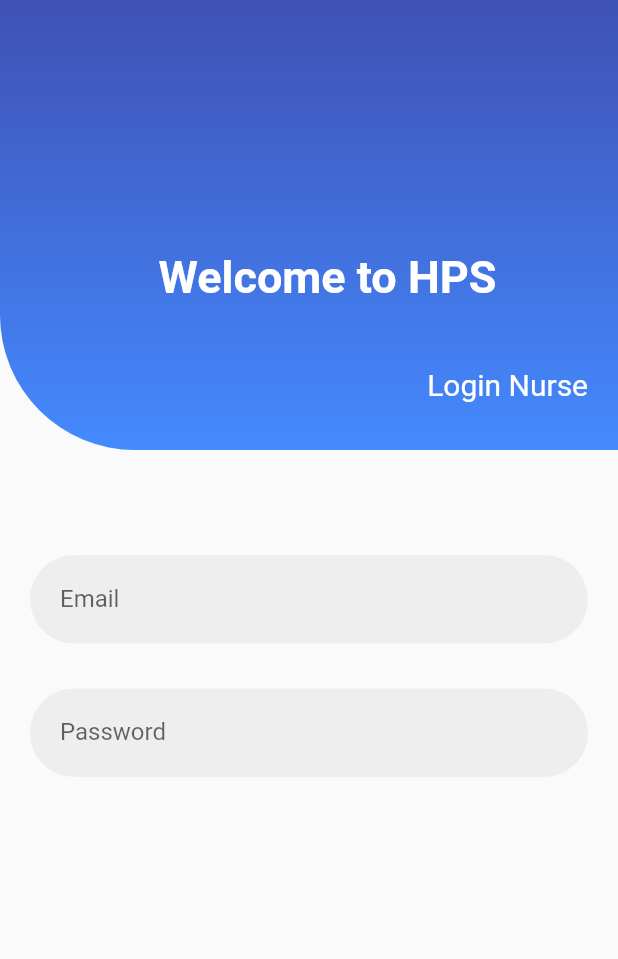
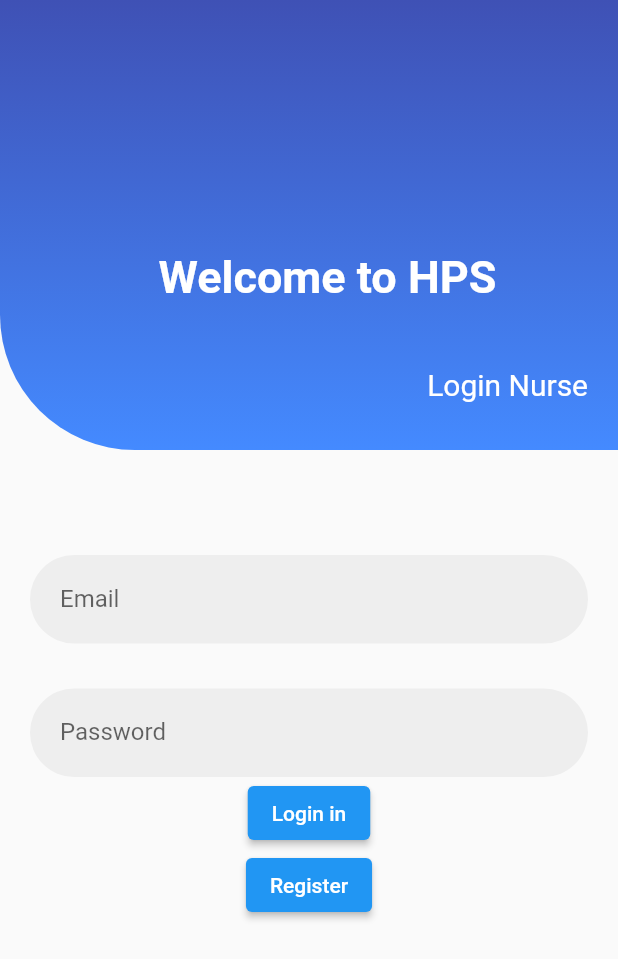
Before and after one commit to lanaarnous01/med-app, a Flutter app: the LoginNursePage screen opened directly, on a phone screen of 412 x 824 dp. Shown: the top 959 px of the screen. Run offline on Flutter 3.47's test engine with Material 2 defaults, Android fonts, the phone set to English and light mode, and no system bars; our stand-ins replace cloud_firestore, firebase_auth, firebase_core; accounts and stored records are empty; network calls fail.

Commit message:
login success

```diff
--- /dev/null
+++ b/lib/models/userModel.dart
@@ -0,0 +1,8 @@
+ import 'package:flutter/material.dart';
+
+class User{
+  final String uid;
+  final String? email;
+
+  User(this.uid, this.email);
+}
--- a/lib/pages/loginNurse_page.dart
+++ b/lib/pages/loginNurse_page.dart
@@ -1,4 +1,7 @@
 import 'package:flutter/material.dart';
+import 'package:hps_application/pages/register_page.dart';
+import 'package:hps_application/services/authServices.dart';
+import 'package:provider/provider.dart';
 
 class LoginNursePage extends StatefulWidget {
   const LoginNursePage({Key? key}) : super(key: key);
@@ -8,7 +11,7 @@ class LoginNursePage extends StatefulWidget {
 
 class _LoginNursePageState extends State<LoginNursePage> {
   final emailController = TextEditingController();
-  final patientIDController = TextEditingController();
+  final passwordController = TextEditingController();
 
   Widget buildEmail() => TextField(
         controller: emailController,
@@ -20,7 +23,7 @@ class _LoginNursePageState extends State<LoginNursePage> {
         textInputAction: TextInputAction.done,
       );
   Widget buildPassword() => TextField(
-        controller: patientIDController,
+        controller: passwordController,
         decoration: InputDecoration(
           labelText: 'Password',
           enabledBorder: InputBorder.none,
@@ -49,6 +52,9 @@ class _LoginNursePageState extends State<LoginNursePage> {
       );
 
   Widget build(BuildContext context) {
+    // final TextEditingController emailController = TextEditingController();
+    // final TextEditingController passwordController = TextEditingController();
+    final authService = Provider.of<AuthService>(context);
     return Scaffold(
       body: SingleChildScrollView(
         child: Column(children: [
@@ -116,6 +122,17 @@ class _LoginNursePageState extends State<LoginNursePage> {
             alignment: Alignment.center,
             child: buildPassword(),
           ),
+          ElevatedButton(onPressed: () {
+            authService.signInEmailAndPass(
+              emailController.text, passwordController.text);
+          }, child: Text('Login in')),
+          ElevatedButton(onPressed: (() {
+           // Navigator.pushNamed(context, '/register_page');
+           Navigator.push(
+              context,
+              MaterialPageRoute(builder: (context) => RegisterPage()),
+            );
+          }), child: Text('Register'))
         ]),
       ),
     );
--- a/pubspec.yaml
+++ b/pubspec.yaml
@@ -39,6 +39,7 @@ dependencies:
   provider: ^6.0.5
   firebase_core: ^2.7.0
   cloud_firestore: ^4.4.3
+  firebase_auth: ^4.2.10
 
 
 dev_dependencies:
```
Also changed, not shown: lib/main.dart (+10 -3 lines), lib/models/infoModel.dart (deleted, +0 -8 lines), lib/pages/patientList.dart (+7 -1 lines), lib/pages/register_page.dart (+19 -9 lines), lib/services/authServices.dart (added, +41 -0 lines), lib/wrapper.dart (added, +36 -0 lines), pubspec.lock, 1 other file.
